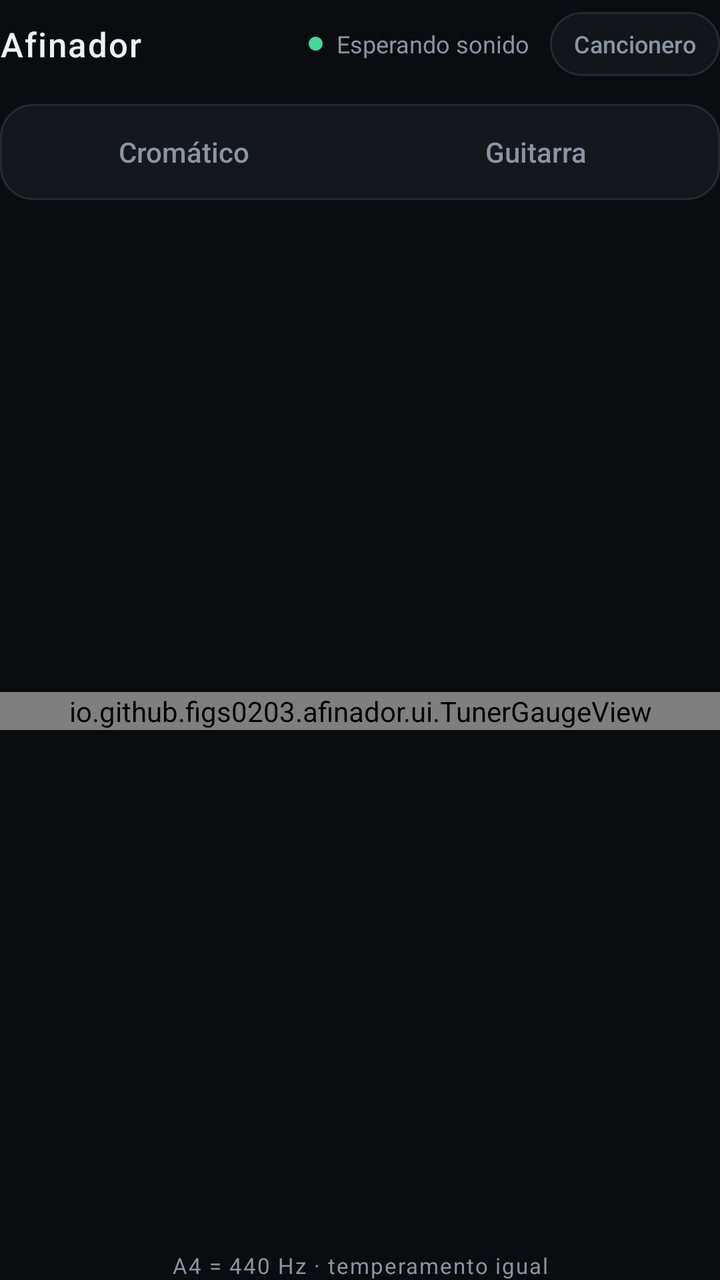
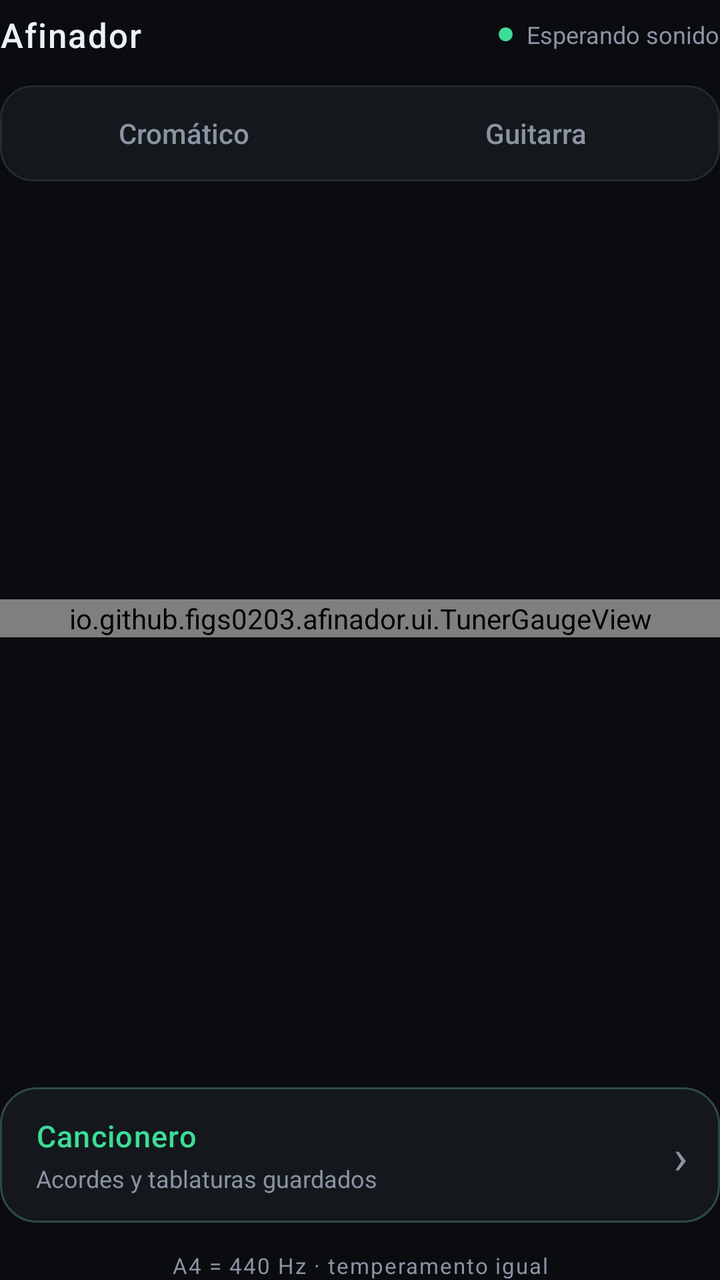

An Android layout rendered at two revisions. The XML below is the earlier revision; the diff shows what the commit changed to produce the second picture.
<!-- AndroidManifest.xml: application theme Theme.Afinador -->
<!-- res/layout/activity_main.xml -->
<?xml version="1.0" encoding="utf-8"?>
<LinearLayout xmlns:android="http://schemas.android.com/apk/res/android"
    android:id="@+id/root"
    android:layout_width="match_parent"
    android:layout_height="match_parent"
    android:background="@color/bg"
    android:orientation="vertical">

    <LinearLayout
        android:layout_width="match_parent"
        android:layout_height="wrap_content"
        android:gravity="center_vertical"
        android:orientation="horizontal"
        android:paddingTop="6dp"
        android:paddingBottom="14dp">

        <TextView
            android:layout_width="0dp"
            android:layout_height="wrap_content"
            android:layout_weight="1"
            android:fontFamily="sans-serif-medium"
            android:letterSpacing="0.04"
            android:text="@string/app_title"
            android:textColor="@color/text_primary"
            android:textSize="17sp" />

        <View
            android:id="@+id/statusDot"
            android:layout_width="7dp"
            android:layout_height="7dp"
            android:background="@drawable/dot_status" />

        <TextView
            android:id="@+id/statusText"
            android:layout_width="wrap_content"
            android:layout_height="wrap_content"
            android:layout_marginStart="7dp"
            android:fontFamily="sans-serif"
            android:text="@string/status_waiting"
            android:textColor="@color/text_secondary"
            android:textSize="12sp" />

        <TextView
            android:id="@+id/openSongbook"
            android:layout_width="wrap_content"
            android:layout_height="32dp"
            android:layout_marginStart="10dp"
            android:background="@drawable/chip_normal"
            android:clickable="true"
            android:contentDescription="@string/songbook_title"
            android:focusable="true"
            android:fontFamily="sans-serif-medium"
            android:gravity="center"
            android:paddingStart="12dp"
            android:paddingEnd="12dp"
            android:text="@string/songbook_title"
            android:textColor="@color/text_secondary"
            android:textSize="12sp" />
    </LinearLayout>

    <LinearLayout
        android:id="@+id/modeGroup"
        android:layout_width="match_parent"
        android:layout_height="wrap_content"
        android:background="@drawable/segment_track"
        android:orientation="horizontal"
        android:padding="4dp">

        <TextView
            android:id="@+id/modeChromatic"
            android:layout_width="0dp"
            android:layout_height="40dp"
            android:layout_weight="1"
            android:clickable="true"
            android:focusable="true"
            android:fontFamily="sans-serif-medium"
            android:gravity="center"
            android:text="@string/mode_chromatic"
            android:textColor="@color/text_secondary"
            android:textSize="14sp" />

        <TextView
            android:id="@+id/modeGuitar"
            android:layout_width="0dp"
            android:layout_height="40dp"
            android:layout_weight="1"
            android:clickable="true"
            android:focusable="true"
            android:fontFamily="sans-serif-medium"
            android:gravity="center"
            android:text="@string/mode_guitar"
            android:textColor="@color/text_secondary"
            android:textSize="14sp" />
    </LinearLayout>

    <HorizontalScrollView
        android:id="@+id/tuningScroll"
        android:layout_width="match_parent"
        android:layout_height="wrap_content"
        android:layout_marginTop="12dp"
        android:clipToPadding="false"
        android:scrollbars="none"
        android:visibility="gone">

        <LinearLayout
            android:id="@+id/tuningGroup"
            android:layout_width="wrap_content"
            android:layout_height="wrap_content"
            android:orientation="horizontal" />
    </HorizontalScrollView>

    <LinearLayout
        android:layout_width="match_parent"
        android:layout_height="0dp"
        android:layout_weight="1"
        android:gravity="center_vertical"
        android:orientation="vertical">

        <io.github.figs0203.afinador.ui.TunerGaugeView
            android:id="@+id/gauge"
            android:layout_width="match_parent"
            android:layout_height="wrap_content" />

        <LinearLayout
            android:id="@+id/stringRow"
            android:layout_width="match_parent"
            android:layout_height="wrap_content"
            android:layout_marginTop="12dp"
            android:orientation="horizontal"
            android:visibility="gone" />
    </LinearLayout>

    <TextView
        android:layout_width="match_parent"
        android:layout_height="wrap_content"
        android:layout_marginTop="14dp"
        android:fontFamily="sans-serif"
        android:gravity="center"
        android:letterSpacing="0.06"
        android:text="@string/reference_note"
        android:textColor="@color/text_secondary"
        android:textSize="11sp" />
</LinearLayout>
<!-- resources referenced by this layout -->
<resources>
  <color name="bg">#0A0C0F</color>
  <color name="text_primary">#EDF1F5</color>
  <color name="text_secondary">#8A94A3</color>
  <!-- drawable chip_normal (drawable) -->
  <?xml version="1.0" encoding="utf-8"?>
  <shape xmlns:android="http://schemas.android.com/apk/res/android"
      android:shape="rectangle">
      <solid android:color="#12161A" />
      <corners android:radius="20dp" />
      <stroke
          android:width="1dp"
          android:color="@color/stroke" />
  </shape>
  <!-- drawable dot_status (drawable) -->
  <?xml version="1.0" encoding="utf-8"?>
  <shape xmlns:android="http://schemas.android.com/apk/res/android"
      android:shape="oval">
      <solid android:color="@color/accent" />
  </shape>
  <!-- drawable segment_track (drawable) -->
  <?xml version="1.0" encoding="utf-8"?>
  <shape xmlns:android="http://schemas.android.com/apk/res/android"
      android:shape="rectangle">
      <solid android:color="@color/surface" />
      <corners android:radius="16dp" />
      <stroke
          android:width="1dp"
          android:color="@color/stroke" />
  </shape>
  <string name="app_title">Afinador</string>
  <string name="mode_chromatic">Cromático</string>
  <string name="mode_guitar">Guitarra</string>
  <string name="reference_note">A4 = 440 Hz · temperamento igual</string>
  <string name="songbook_title">Cancionero</string>
  <string name="status_waiting">Esperando sonido</string>
  <style name="Theme.Afinador" parent="@android:style/Theme.Material.NoActionBar">
          <item name="android:windowBackground">@color/bg</item>
          <item name="android:colorAccent">@color/accent</item>
          <item name="android:statusBarColor">@android:color/transparent</item>
          <item name="android:navigationBarColor">@android:color/transparent</item>
          <item name="android:windowLightStatusBar">false</item>
          <item name="android:windowLightNavigationBar">false</item>
          <item name="android:textColorPrimary">@color/text_primary</item>
      </style>
  <color name="stroke">#222A33</color>
  <color name="accent">#3DDC97</color>
  <color name="surface">#14181D</color>
</resources>

<!-- the commit's change to res/layout/activity_main.xml (unified diff, before → after) -->
@@ -37,23 +37,6 @@
             android:layout_marginStart="7dp"
             android:fontFamily="sans-serif"
             android:text="@string/status_waiting"
-            android:textColor="@color/text_secondary"
-            android:textSize="12sp" />
-
-        <TextView
-            android:id="@+id/openSongbook"
-            android:layout_width="wrap_content"
-            android:layout_height="32dp"
-            android:layout_marginStart="10dp"
-            android:background="@drawable/chip_normal"
-            android:clickable="true"
-            android:contentDescription="@string/songbook_title"
-            android:focusable="true"
-            android:fontFamily="sans-serif-medium"
-            android:gravity="center"
-            android:paddingStart="12dp"
-            android:paddingEnd="12dp"
-            android:text="@string/songbook_title"
             android:textColor="@color/text_secondary"
             android:textSize="12sp" />
     </LinearLayout>
@@ -130,6 +113,58 @@
             android:visibility="gone" />
     </LinearLayout>
 
+    <LinearLayout
+        android:id="@+id/openSongbook"
+        android:layout_width="match_parent"
+        android:layout_height="wrap_content"
+        android:layout_marginTop="16dp"
+        android:background="@drawable/songbook_card"
+        android:clickable="true"
+        android:contentDescription="@string/songbook_title"
+        android:focusable="true"
+        android:gravity="center_vertical"
+        android:orientation="horizontal"
+        android:paddingStart="18dp"
+        android:paddingTop="14dp"
+        android:paddingEnd="16dp"
+        android:paddingBottom="14dp">
+
+        <LinearLayout
+            android:layout_width="0dp"
+            android:layout_height="wrap_content"
+            android:layout_weight="1"
+            android:orientation="vertical">
+
+            <TextView
+                android:layout_width="wrap_content"
+                android:layout_height="wrap_content"
+                android:fontFamily="sans-serif-medium"
+                android:letterSpacing="0.03"
+                android:text="@string/songbook_title"
+                android:textColor="@color/accent"
+                android:textSize="15sp" />
+
+            <TextView
+                android:id="@+id/songbookSummary"
+                android:layout_width="wrap_content"
+                android:layout_height="wrap_content"
+                android:layout_marginTop="3dp"
+                android:fontFamily="sans-serif"
+                android:text="@string/songbook_open_subtitle"
+                android:textColor="@color/text_secondary"
+                android:textSize="12sp" />
+        </LinearLayout>
+
+        <TextView
+            android:layout_width="wrap_content"
+            android:layout_height="wrap_content"
+            android:layout_marginStart="10dp"
+            android:fontFamily="sans-serif"
+            android:text="›"
+            android:textColor="@color/text_secondary"
+            android:textSize="24sp" />
+    </LinearLayout>
+
     <TextView
         android:layout_width="match_parent"
         android:layout_height="wrap_content"
<!-- resource entries referenced after the edit -->
@@ -3,16 +3,6 @@
   <color name="bg">#0A0C0F</color>
   <color name="text_primary">#EDF1F5</color>
   <color name="text_secondary">#8A94A3</color>
-  <!-- drawable chip_normal (drawable) -->
-  <?xml version="1.0" encoding="utf-8"?>
-  <shape xmlns:android="http://schemas.android.com/apk/res/android"
-      android:shape="rectangle">
-      <solid android:color="#12161A" />
-      <corners android:radius="20dp" />
-      <stroke
-          android:width="1dp"
-          android:color="@color/stroke" />
-  </shape>
   <!-- drawable dot_status (drawable) -->
   <?xml version="1.0" encoding="utf-8"?>
   <shape xmlns:android="http://schemas.android.com/apk/res/android"
@@ -29,10 +19,21 @@
           android:width="1dp"
           android:color="@color/stroke" />
   </shape>
+  <!-- drawable songbook_card (drawable) -->
+  <?xml version="1.0" encoding="utf-8"?>
+  <shape xmlns:android="http://schemas.android.com/apk/res/android"
+      android:shape="rectangle">
+      <solid android:color="@color/surface" />
+      <corners android:radius="18dp" />
+      <stroke
+          android:width="1dp"
+          android:color="#2E4C42" />
+  </shape>
   <string name="app_title">Afinador</string>
   <string name="mode_chromatic">Cromático</string>
   <string name="mode_guitar">Guitarra</string>
   <string name="reference_note">A4 = 440 Hz · temperamento igual</string>
+  <string name="songbook_open_subtitle">Acordes y tablaturas guardados</string>
   <string name="songbook_title">Cancionero</string>
   <string name="status_waiting">Esperando sonido</string>
   <style name="Theme.Afinador" parent="@android:style/Theme.Material.NoActionBar">
